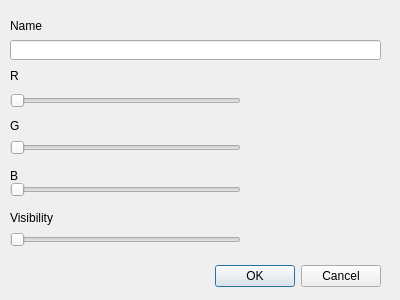
This is VTKproject/optiondialog.ui in ryderjbt/2023_GROUP_28_STL_VR_Project as Qt 5 draws it before an edit. The edited form follows.
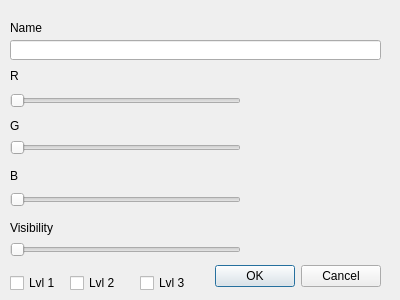
This is the edited form.

The edit to the form file:
```diff
--- a/VTKproject/optiondialog.ui
+++ b/VTKproject/optiondialog.ui
@@ -44,8 +44,8 @@
     <rect>
      <x>10</x>
      <y>20</y>
-     <width>37</width>
-     <height>12</height>
+     <width>41</width>
+     <height>16</height>
     </rect>
    </property>
    <property name="text">
@@ -121,7 +121,7 @@
    <property name="geometry">
     <rect>
      <x>10</x>
-     <y>180</y>
+     <y>190</y>
      <width>231</width>
      <height>20</height>
     </rect>
@@ -147,7 +147,7 @@
    <property name="geometry">
     <rect>
      <x>10</x>
-     <y>230</y>
+     <y>240</y>
      <width>231</width>
      <height>20</height>
     </rect>
@@ -160,7 +160,7 @@
    <property name="geometry">
     <rect>
      <x>10</x>
-     <y>210</y>
+     <y>220</y>
      <width>91</width>
      <height>16</height>
     </rect>
@@ -169,6 +169,45 @@
     <string>Visibility</string>
    </property>
   </widget>
+  <widget class="QCheckBox" name="checkBox">
+   <property name="geometry">
+    <rect>
+     <x>10</x>
+     <y>270</y>
+     <width>93</width>
+     <height>26</height>
+    </rect>
+   </property>
+   <property name="text">
+    <string>Lvl 1</string>
+   </property>
+  </widget>
+  <widget class="QCheckBox" name="checkBox_2">
+   <property name="geometry">
+    <rect>
+     <x>70</x>
+     <y>270</y>
+     <width>93</width>
+     <height>26</height>
+    </rect>
+   </property>
+   <property name="text">
+    <string>Lvl 2</string>
+   </property>
+  </widget>
+  <widget class="QCheckBox" name="checkBox_3">
+   <property name="geometry">
+    <rect>
+     <x>140</x>
+     <y>270</y>
+     <width>93</width>
+     <height>26</height>
+    </rect>
+   </property>
+   <property name="text">
+    <string>Lvl 3</string>
+   </property>
+  </widget>
  </widget>
  <resources/>
  <connections>
```
